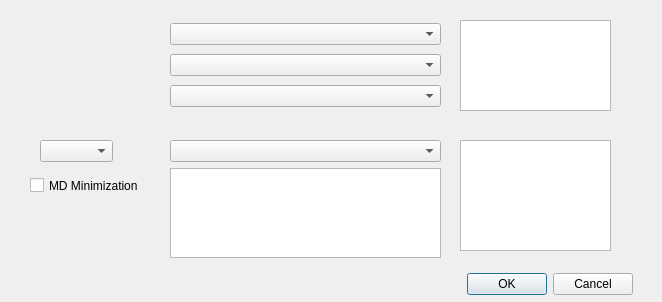
The window that pymol_docking_plugin/GUI.ui (HiteSit/PyMol_Fitter) describes before a commit, drawn with Qt 5.
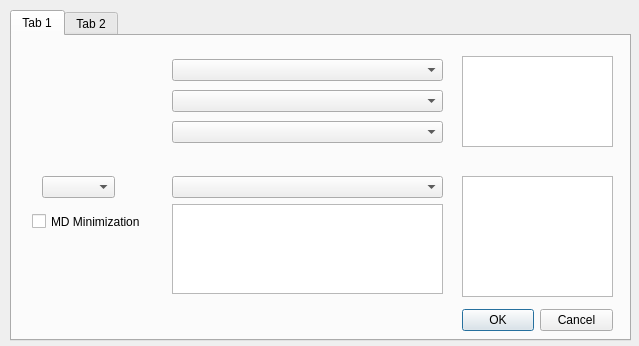
The same window after the commit.

```diff
--- a/pymol_docking_plugin/GUI.ui
+++ b/pymol_docking_plugin/GUI.ui
@@ -6,51 +6,53 @@
    <rect>
     <x>0</x>
     <y>0</y>
-    <width>662</width>
-    <height>302</height>
+    <width>639</width>
+    <height>346</height>
    </rect>
   </property>
   <property name="windowTitle">
    <string>Form</string>
   </property>
-  <widget class="QDialogButtonBox" name="buttonBox">
+  <widget class="QTabWidget" name="tabWidget">
    <property name="geometry">
     <rect>
-     <x>440</x>
-     <y>270</y>
-     <width>193</width>
-     <height>28</height>
+     <x>10</x>
+     <y>10</y>
+     <width>621</width>
+     <height>331</height>
     </rect>
    </property>
-   <property name="standardButtons">
-    <set>QDialogButtonBox::Cancel|QDialogButtonBox::Ok</set>
-   </property>
-  </widget>
-  <widget class="QWidget" name="verticalLayoutWidget">
+   <property name="currentIndex">
+    <number>0</number>
+   </property>
+   <widget class="QWidget" name="tab">
+    <attribute name="title">
+     <string>Tab 1</string>
+    </attribute>
+    <widget class="QComboBox" name="mode_chooser_2">
+     <property name="geometry">
+      <rect>
+       <x>30</x>
+       <y>140</y>
+       <width>73</width>
+       <height>22</height>
+      </rect>
+     </property>
+    </widget>
+    <widget class="QTextEdit" name="output_chooser_2">
    <property name="geometry">
     <rect>
-     <x>170</x>
-     <y>20</y>
-     <width>271</width>
-     <height>91</height>
-    </rect>
-   </property>
-   <layout class="QVBoxLayout" name="verticalLayout">
-    <item>
-     <widget class="QComboBox" name="protein_chooser_1"/>
-    </item>
-    <item>
-     <widget class="QComboBox" name="ligand_chooser_1"/>
-    </item>
-    <item>
-     <widget class="QComboBox" name="mode_chooser"/>
-    </item>
-   </layout>
+       <x>450</x>
+       <y>140</y>
+       <width>151</width>
+       <height>121</height>
+      </rect>
+     </property>
   </widget>
   <widget class="QWidget" name="verticalLayoutWidget_2">
    <property name="geometry">
     <rect>
-     <x>170</x>
+       <x>160</x>
      <y>140</y>
      <width>271</width>
      <height>118</height>
@@ -65,40 +67,41 @@
     </item>
    </layout>
   </widget>
+    <widget class="QWidget" name="verticalLayoutWidget">
+     <property name="geometry">
+      <rect>
+       <x>160</x>
+       <y>20</y>
+       <width>271</width>
+       <height>91</height>
+      </rect>
+     </property>
+     <layout class="QVBoxLayout" name="verticalLayout">
+      <item>
+       <widget class="QComboBox" name="protein_chooser_1"/>
+      </item>
+      <item>
+       <widget class="QComboBox" name="ligand_chooser_1"/>
+      </item>
+      <item>
+       <widget class="QComboBox" name="mode_chooser"/>
+      </item>
+     </layout>
+    </widget>
   <widget class="QTextEdit" name="output_chooser">
    <property name="geometry">
     <rect>
-     <x>460</x>
+       <x>450</x>
      <y>20</y>
      <width>151</width>
      <height>91</height>
     </rect>
    </property>
   </widget>
-  <widget class="QComboBox" name="mode_chooser_2">
-   <property name="geometry">
-    <rect>
-     <x>40</x>
-     <y>140</y>
-     <width>73</width>
-     <height>22</height>
-    </rect>
-   </property>
-  </widget>
-  <widget class="QTextEdit" name="output_chooser_2">
-   <property name="geometry">
-    <rect>
-     <x>460</x>
-     <y>140</y>
-     <width>151</width>
-     <height>111</height>
-    </rect>
-   </property>
-  </widget>
   <widget class="QCheckBox" name="minimizer">
    <property name="geometry">
     <rect>
-     <x>30</x>
+       <x>20</x>
      <y>170</y>
      <width>111</width>
      <height>31</height>
@@ -107,6 +110,26 @@
    <property name="text">
     <string>MD Minimization</string>
    </property>
+    </widget>
+    <widget class="QDialogButtonBox" name="buttonBox">
+     <property name="geometry">
+      <rect>
+       <x>450</x>
+       <y>270</y>
+       <width>151</width>
+       <height>28</height>
+      </rect>
+     </property>
+     <property name="standardButtons">
+      <set>QDialogButtonBox::Cancel|QDialogButtonBox::Ok</set>
+     </property>
+    </widget>
+   </widget>
+   <widget class="QWidget" name="tab_2">
+    <attribute name="title">
+     <string>Tab 2</string>
+    </attribute>
+   </widget>
   </widget>
  </widget>
  <resources/>
```
Lines whose indentation alone changed are shown as unchanged.
